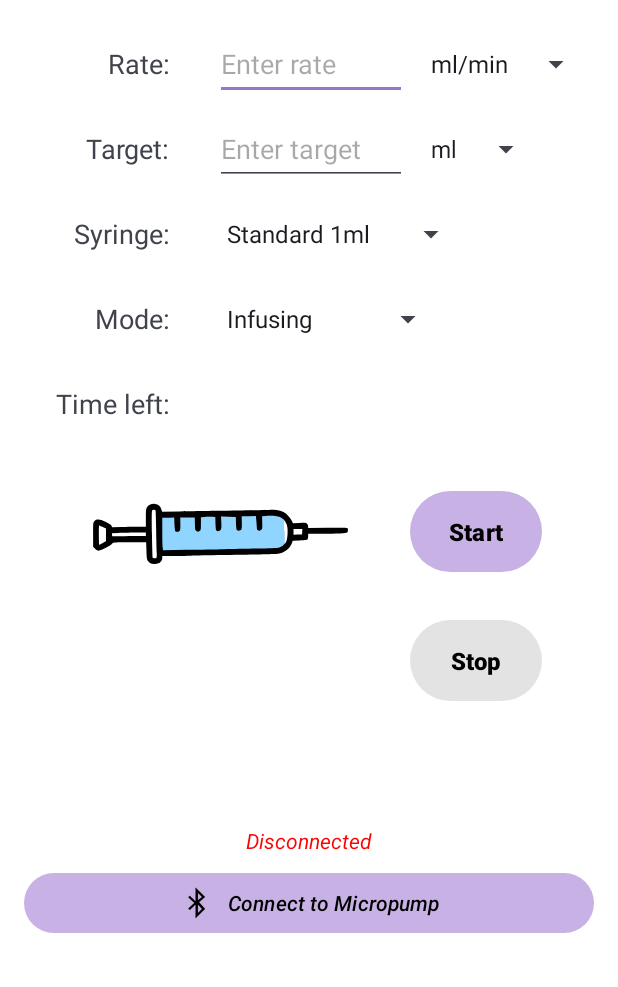
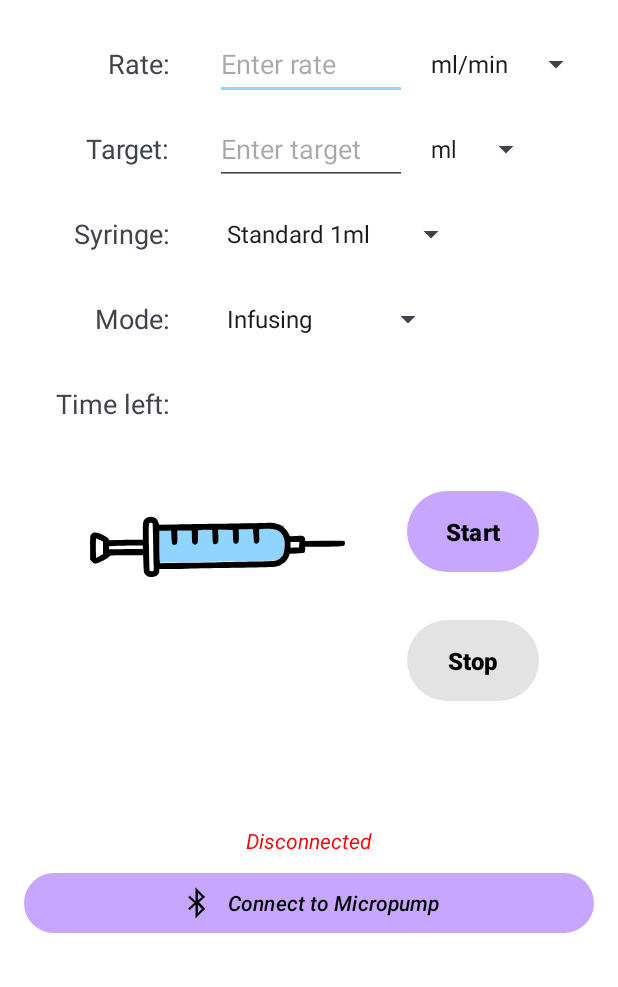
Before and after one commit to nguyentron2909/MicroPump-test-app, an Android app: the screen it shows after launch (MainActivity), on a phone screen of 412 x 824 dp, the part 249-1236 px from its top. Run offline under Robolectric (Android 15) with nearby library versions, the light colour scheme and no system bars; our stand-ins replace Firebase (no records; nobody signed in at launch, a user with empty details on screens opened directly).

Commit message:
some bug fix

```diff
--- a/app/build.gradle.kts
+++ b/app/build.gradle.kts
@@ -59,7 +59,6 @@ dependencies {
     implementation(libs.material)
     implementation(libs.androidx.activity)
     implementation(libs.androidx.constraintlayout)
-    implementation(libs.firebase.firestore.ktx)
     implementation(libs.androidx.lifecycle.runtime.ktx)
     implementation(libs.androidx.activity.compose)
     implementation(platform(libs.androidx.compose.bom))
--- a/app/src/main/res/layout/activity_main.xml
+++ b/app/src/main/res/layout/activity_main.xml
@@ -133,7 +133,7 @@
         android:id="@+id/buttonStart"
         android:layout_width="0dp"
         android:layout_height="wrap_content"
-        android:layout_marginStart="160dp"
+        android:layout_marginStart="158dp"
         android:layout_marginTop="42dp"
         android:padding="16dp"
         android:paddingLeft="32dp"
@@ -174,20 +174,19 @@
     <ProgressBar
         android:id="@+id/pbPumpProgress"
         style="?android:attr/progressBarStyleHorizontal"
-        android:layout_width="122dp"
+        android:layout_width="120dp"
         android:layout_height="wrap_content"
         android:layout_marginStart="6dp"
+        android:layout_marginTop="16dp"
         android:layout_marginEnd="24dp"
-        android:indeterminateBehavior="repeat"
-        android:progressTint="@color/syringe"
+        android:indeterminateBehavior="cycle"
         android:scaleX="0.7"
         android:scaleY="5.8"
         app:layout_constraintBottom_toBottomOf="@+id/buttonStart"
         app:layout_constraintEnd_toStartOf="@+id/buttonStart"
-        app:layout_constraintHorizontal_bias="0.662"
+        app:layout_constraintHorizontal_bias="0.67"
         app:layout_constraintStart_toStartOf="parent"
-        app:layout_constraintTop_toTopOf="@+id/buttonStart"
-        app:layout_constraintVertical_bias="0.538" />
+        app:layout_constraintTop_toTopOf="@+id/buttonStart" />
 
     <TextView
         android:id="@+id/tvTaskRunning"
@@ -205,6 +204,7 @@
         android:id="@+id/ivSyringe"
         android:layout_width="0dp"
         android:layout_height="wrap_content"
+        android:layout_marginTop="4dp"
         android:layout_marginEnd="30dp"
         app:layout_constraintBottom_toBottomOf="@+id/pbPumpProgress"
         app:layout_constraintEnd_toStartOf="@+id/buttonStart"
--- a/app/src/main/res/values-night/themes.xml
+++ b/app/src/main/res/values-night/themes.xml
@@ -7,6 +7,10 @@
         <item name="colorPrimary">@color/hollow_purple</item>
         <item name="colorPrimaryVariant">@color/regular_purple</item>
         <item name="colorOnPrimary">@color/light_purple</item>
+        <!-- Secondary brand color -->
+        <item name="colorSecondary">@color/syringe_dark</item>
+        <item name="colorSecondaryVariant">@color/dark_purple</item>
+        <item name="colorOnSecondary">@color/light_purple</item>
 
         <!-- <item name="colorPrimary">@color/my_dark_primary</item> -->
     </style>
--- a/app/src/main/res/values/colors.xml
+++ b/app/src/main/res/values/colors.xml
@@ -6,11 +6,12 @@
     <color name="connected">#0cb800</color>
     <color name="not_connected">#fc0303</color>
 
-    <color name="syringe">#90d5ff</color>
+    <color name="syringe_light">#90d5ff</color>
+    <color name="syringe_dark">#228ac9</color>
 
-    <color name="light_mode_purple">#EBD3F8</color>
-    <color name="light_purple">#C8B1E4</color>
-    <color name="regular_purple">#9B72CF</color>
+    <color name="light_mode_purple">#eaddff</color>
+    <color name="light_purple">#c7a6ff</color>
+    <color name="regular_purple">#a781e5</color>
     <color name="hollow_purple">#532B88</color>
     <color name="dark_purple">#3c096c</color>
     <color name="deep_dark_purple">#240046</color>
--- a/app/src/main/res/values/themes.xml
+++ b/app/src/main/res/values/themes.xml
@@ -9,7 +9,7 @@
         <item name="colorPrimaryVariant">@color/hollow_purple</item>
         <item name="colorOnPrimary">@color/light_purple</item>
         <!-- Secondary brand color -->
-        <item name="colorSecondary">@color/regular_purple</item>
+        <item name="colorSecondary">@color/syringe_light</item>
         <item name="colorSecondaryVariant">@color/hollow_purple</item>
         <item name="colorOnSecondary">@color/light_purple</item>
         <!-- Status bra color -->
```
Also changed, not shown: app/src/main/java/com/uetmems/micropump_test/MainActivity.kt (+58 -18 lines).
